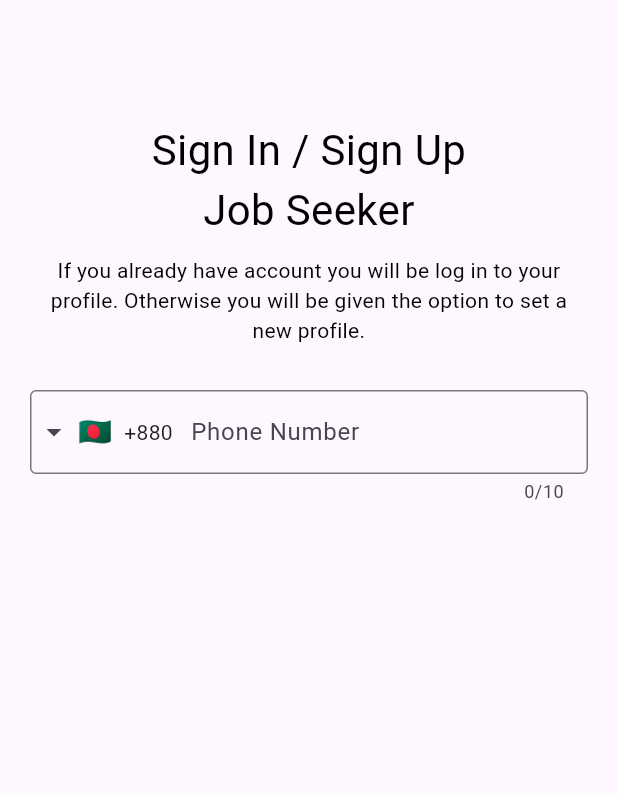
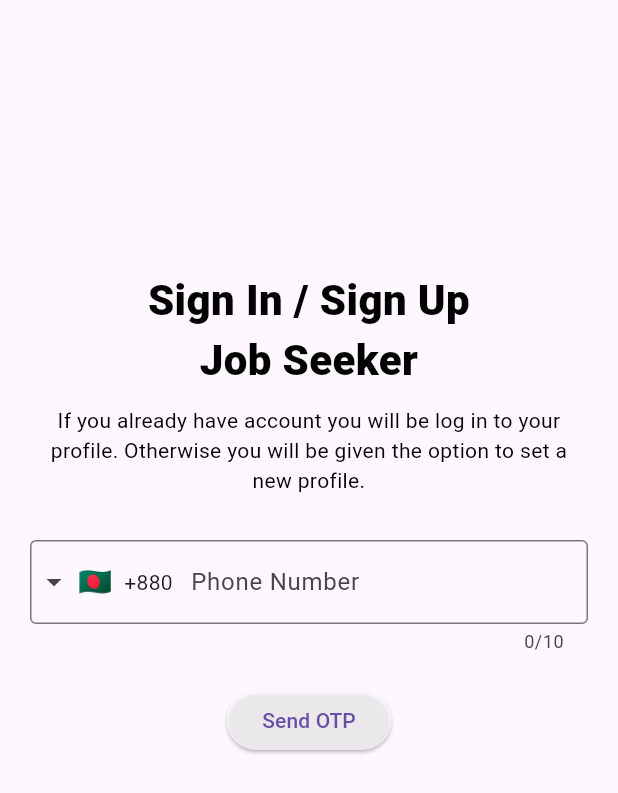
Before and after one commit to Adnan-saky/Bringin, a Flutter app: the screen it shows after launch, after a tap on "Join as Job Seeker", on a phone screen of 412 x 824 dp. Shown: the top 793 px of the screen. Run offline on Flutter 3.47's test engine with Material 2 defaults, Android fonts, the phone set to English and light mode, and no system bars; drawn by our look-alikes of intl_phone_field; our stand-ins replace get, loading_animation_widget; project files that could hold a hidden picture were left out.

Commit message:
Update SignIn.dart

```diff
--- a/lib/Views/screens/SignIn.dart
+++ b/lib/Views/screens/SignIn.dart
@@ -1,4 +1,6 @@
+import 'package:bringin/Views/screens/OTPSent.dart';
 import 'package:flutter/material.dart';
+import 'package:get/get.dart';
 import 'package:intl_phone_field/intl_phone_field.dart';
 
 class SignIn extends StatelessWidget {
@@ -6,16 +8,16 @@ class SignIn extends StatelessWidget {
 
   @override
   Widget build(BuildContext context) {
-
     return Scaffold(
       body: Center(
           child: Column(
-          children:  [
-            const Padding(padding: EdgeInsets.fromLTRB(0, 50, 0, 30)),
+        children: [
+          const Padding(padding: EdgeInsets.fromLTRB(0, 150, 0, 30)),
           const Text(
             'Sign In / Sign Up \nJob Seeker',
             textAlign: TextAlign.center,
             style: TextStyle(
+              fontWeight: FontWeight.w900,
               decoration: TextDecoration.none,
               fontSize: 28,
               color: Colors.black,
@@ -34,7 +36,8 @@ class SignIn extends StatelessWidget {
               ),
             ),
           ),
-            Padding(padding: const EdgeInsets.all(20),
+          Padding(
+            padding: const EdgeInsets.all(20),
             child: IntlPhoneField(
               initialCountryCode: 'BD',
               decoration: const InputDecoration(
@@ -45,10 +48,18 @@ class SignIn extends StatelessWidget {
               ),
             ),
           ),
-
+          Padding(
+            padding: EdgeInsets.all(0),
+            child: ElevatedButton(
+              onPressed: () {
+                Get.to(()=>OTPSent());
+              },
+              child: Text('Send OTP'),
+              style: ElevatedButton.styleFrom(backgroundColor: Colors.white70),
+            ),
+          )
         ],
       )),
-
     );
   }
 }
```
Lines whose indentation alone changed are shown as unchanged.
